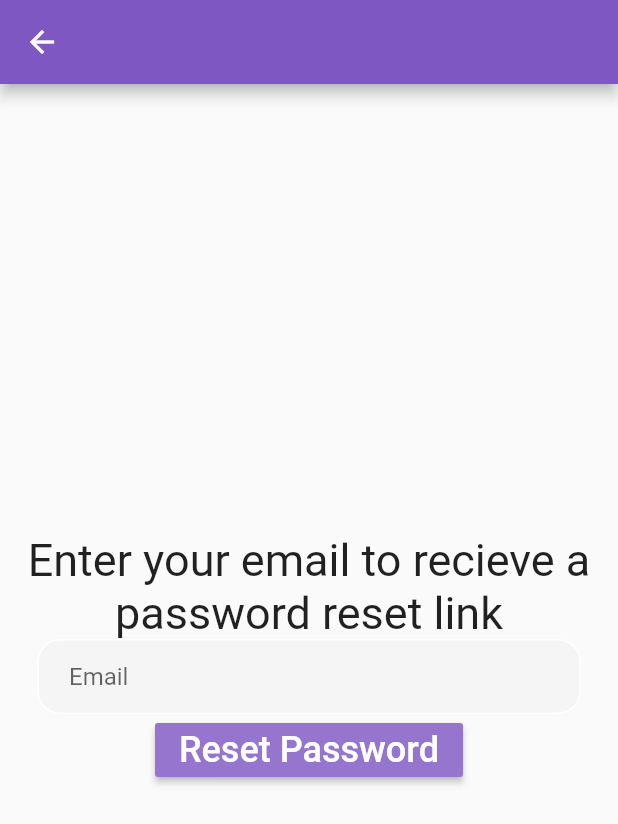
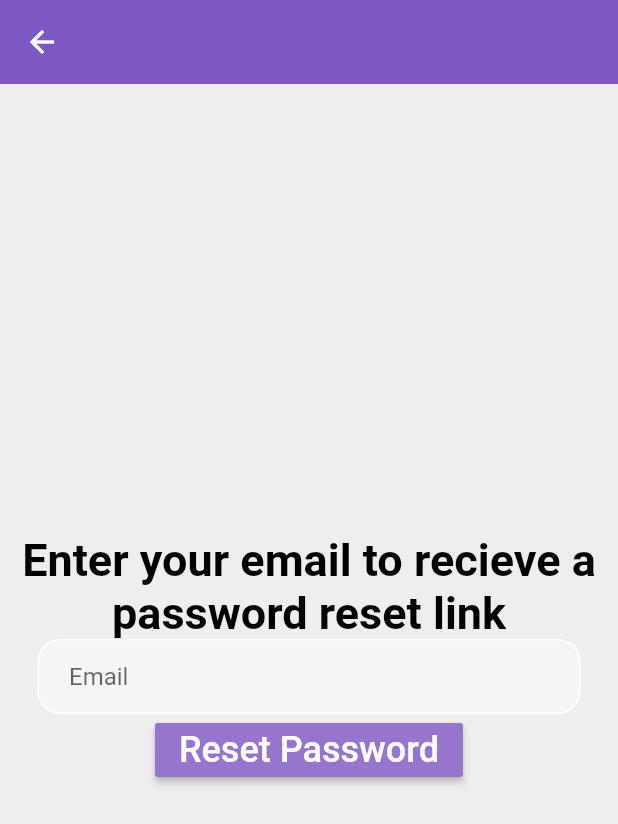
Before and after one commit to AryamanDubey28/seg_coursework_app, a Flutter app: the screen it shows after launch, after a tap on "Forgot Password?", on a phone screen of 412 x 824 dp. Shown: the top 824 px of the screen. Run offline on Flutter 3.47's test engine with Material 2 defaults, Android fonts, the phone set to English and light mode, and no system bars; our stand-ins replace firebase_auth, firebase_core, focused_menu, shared_preferences; missing offline and left inert: drag_and_drop_lists, flex_color_picker; accounts and stored records are empty.

Commit message:
Remove admin interface, and resolve all issues caused by deleting it.

```diff
--- a/lib/main.dart
+++ b/lib/main.dart
@@ -1,5 +1,6 @@
 import 'package:firebase_core/firebase_core.dart';
 import 'package:flutter/material.dart';
+import 'package:provider/provider.dart';
 import 'package:seg_coursework_app/themes/themes.dart';
 import 'pages/authenticate/wrapper.dart';
 import 'themes/theme_provider.dart';
@@ -19,8 +20,12 @@ class MyApp extends StatelessWidget {
 
   @override
   Widget build(BuildContext context) {
+    final themeNotifier = Provider.of<CustomTheme>(context);
+    final themeData = themeNotifier.getTheme();
+
     return MaterialApp(
       debugShowCheckedModeBanner: false,
+      theme: themeData,
       home: Wrapper(),
     );
   }
--- a/lib/pages/admin/admin_interface.dart
+++ /dev/null
@@ -1,21 +0,0 @@
-import 'package:flutter/material.dart';
-import 'package:provider/provider.dart';
-import 'package:seg_coursework_app/pages/admin/admin_choice_boards.dart';
-import 'package:seg_coursework_app/themes/themes.dart';
-
-// This widget is the root of the admin interface
-class AdminInterface extends StatelessWidget {
-  const AdminInterface({Key? key}) : super(key: key);
-
-  @override
-  Widget build(BuildContext context) {
-    final themeNotifier = Provider.of<CustomTheme>(context);
-    final themeData = themeNotifier.getTheme();
-
-    return MaterialApp(
-      title: 'Admin Interface',
-      theme: themeData,
-      home: const AdminChoiceBoards(),
-    );
-  }
-}
--- a/lib/pages/authenticate/forgot_password_page.dart
+++ b/lib/pages/authenticate/forgot_password_page.dart
@@ -51,13 +51,14 @@ class _ForgotPasswordPageState extends State<ForgotPasswordPage> {
       appBar: AppBar(
         backgroundColor: Colors.deepPurple[400],
       ),
+      backgroundColor: Colors.grey[200],
       body: Column(
         mainAxisAlignment: MainAxisAlignment.center,
         children: [
           Text(
             "Enter your email to recieve a password reset link",
             textAlign: TextAlign.center,
-            style: TextStyle(fontSize: 30),
+            style: TextStyle(fontSize: 30, color: Colors.black),
           ),
 
           //email textfield
@@ -71,6 +72,7 @@ class _ForgotPasswordPageState extends State<ForgotPasswordPage> {
               child: Padding(
                 padding: const EdgeInsets.only(left: 20.0),
                 child: TextField(
+                  cursorColor: Colors.black,
                   controller: _emailController,
                   decoration: InputDecoration(
                     border: InputBorder.none,
--- a/lib/pages/authenticate/login.dart
+++ b/lib/pages/authenticate/login.dart
@@ -71,12 +71,13 @@ class _LogInState extends State<LogIn> {
                   const Icon(
                     Icons.waving_hand_outlined, //temp hello icon
                     size: 90,
+                    color: Colors.black,
                   ),
 
                   //Welcoming text
                   const Text(
                     "Hello There",
-                    style: TextStyle(fontWeight: FontWeight.bold, fontSize: 72),
+                    style: TextStyle(fontWeight: FontWeight.bold, fontSize: 72, color: Colors.black),
                   ),
                   const SizedBox(
                     height: 10,
@@ -170,7 +171,7 @@ class _LogInState extends State<LogIn> {
                     children: [
                       Text(
                         "Not a member?",
-                        style: TextStyle(fontSize: 24),
+                        style: TextStyle(fontSize: 24, color: Colors.grey[600], fontWeight: FontWeight.normal),
                       ),
                       SizedBox(
                         height: 7,
@@ -179,6 +180,7 @@ class _LogInState extends State<LogIn> {
                         key: Key('create_account'),
                         style: TextButton.styleFrom(
                           foregroundColor: Colors.blue,
+                          backgroundColor: Colors.grey[200],
                           textStyle: const TextStyle(
                             fontWeight: FontWeight.bold,
                             fontSize: 24,
--- a/lib/pages/authenticate/register_page.dart
+++ b/lib/pages/authenticate/register_page.dart
@@ -99,12 +99,14 @@ class _RegisterPageState extends State<RegisterPage> {
                     key: Key("account_circle_icon"),
                     Icons.account_circle_sharp,
                     size: 90,
+                    color: Colors.black,
                   ),
                   Text(
                     "Register Here!",
                     style: TextStyle(
                       fontWeight: FontWeight.bold,
                       fontSize: 72,
+                      color: Colors.black
                     ),
                   ),
                   SizedBox(
--- a/lib/pages/authenticate/wrapper.dart
+++ b/lib/pages/authenticate/wrapper.dart
@@ -1,7 +1,7 @@
 import 'package:firebase_auth/firebase_auth.dart';
 import 'package:flutter/material.dart';
+import 'package:seg_coursework_app/pages/admin/admin_choice_boards.dart';
 import 'toggleAuth.dart';
-import 'package:seg_coursework_app/pages/admin/admin_interface.dart';
 
 class Wrapper extends StatelessWidget {
   const Wrapper({Key? key}) : super(key: key);
@@ -16,7 +16,7 @@ class Wrapper extends StatelessWidget {
         builder: (context, snapshot) {
           if (snapshot.hasData) {
             //if we are trying to sign in and snapshot contains user data, we are logged in
-            return const AdminInterface();
+            return const AdminChoiceBoards();
           } else {
             //snapshot does not contain user data therefore, not logged in
             return const ToggleAuth();
--- a/lib/widgets/my_text_field.dart
+++ b/lib/widgets/my_text_field.dart
@@ -38,6 +38,7 @@ class _MyTextFieldState extends State<MyTextField> {
           padding: const EdgeInsets.only(left: 20.0),
           child: widget.isPassword == false
               ? TextField(
+                cursorColor: Colors.black,
                   controller: widget.controller,
                   decoration: InputDecoration(
                     border: InputBorder.none,
@@ -45,6 +46,7 @@ class _MyTextFieldState extends State<MyTextField> {
                   ),
                 )
               : TextField(
+                cursorColor: Colors.black,
                   obscureText: !passwordVisible,
                   enableSuggestions: false,
                   autocorrect: false,
@@ -53,6 +55,7 @@ class _MyTextFieldState extends State<MyTextField> {
                     border: InputBorder.none,
                     hintText: widget.hint,
                     suffixIcon: IconButton(
+                      color: Colors.grey[500],
                       icon: Icon(passwordVisible
                           ? Icons.visibility
                           : Icons.visibility_off),
```
Also changed, not shown: 3 other files.
